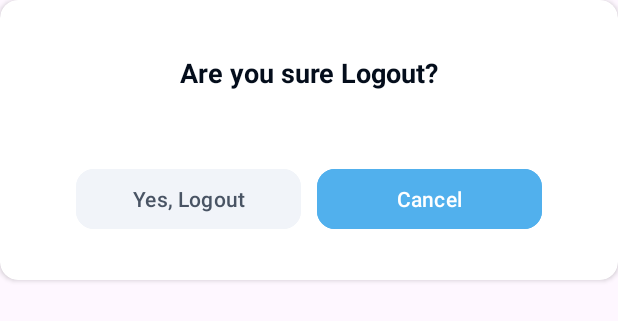
After one commit to mehedii-hassan/Petpat, an Android app: the layout fragment_exit_dialog.xml on its own in the app's theme, with its tools: preview values and no code run, on a phone screen of 412 x 824 dp. The commit adds this screen. Shown: the top 321 px of the screen. Run offline under Robolectric (Android 15) with nearby library versions, the phone set to English and light mode, and no system bars.

Commit message:
exit dialog done

```diff
--- /dev/null
+++ b/app/src/main/res/layout/fragment_exit_dialog.xml
@@ -0,0 +1,76 @@
+<?xml version="1.0" encoding="utf-8"?>
+<layout xmlns:android="http://schemas.android.com/apk/res/android"
+    xmlns:app="http://schemas.android.com/apk/res-auto"
+    xmlns:tools="http://schemas.android.com/tools">
+
+    <data>
+
+    </data>
+
+    <androidx.cardview.widget.CardView
+        android:layout_width="match_parent"
+        android:layout_height="wrap_content"
+        app:cardCornerRadius="12dp"
+        tools:context=".ui.fragments.dialogfragments.ExitDialogFragment">
+
+        <androidx.constraintlayout.widget.ConstraintLayout
+            android:layout_width="match_parent"
+            android:layout_height="wrap_content"
+            android:paddingBottom="30dp">
+
+            <androidx.constraintlayout.widget.Guideline
+                android:id="@+id/glMiddle"
+                android:layout_width="wrap_content"
+                android:layout_height="wrap_content"
+                android:orientation="vertical"
+                app:layout_constraintGuide_percent=".5" />
+
+            <TextView
+                android:id="@+id/tvAreYouLogout"
+                android:layout_width="wrap_content"
+                android:layout_height="wrap_content"
+                android:layout_marginTop="30dp"
+                android:padding="6dp"
+                android:text="@string/are_you_sure_logout"
+                android:textColor="#040D1B"
+                android:textSize="18sp"
+                android:textStyle="bold"
+                app:layout_constraintEnd_toEndOf="parent"
+                app:layout_constraintStart_toStartOf="parent"
+                app:layout_constraintTop_toTopOf="parent" />
+
+
+            <com.google.android.material.button.MaterialButton
+                android:id="@+id/btnLogout"
+                android:layout_width="150dp"
+                android:layout_height="wrap_content"
+                android:layout_marginTop="42dp"
+                android:layout_marginEnd="5dp"
+                android:backgroundTint="#F1F4F9"
+                android:padding="5dp"
+                android:text="@string/yes_logout"
+                android:textColor="#495464"
+                android:textSize="14sp"
+                app:cornerRadius="12dp"
+                app:layout_constraintEnd_toStartOf="@+id/glMiddle"
+                app:layout_constraintTop_toBottomOf="@+id/tvAreYouLogout" />
+
+            <com.google.android.material.button.MaterialButton
+                android:id="@+id/btnCancel"
+                android:layout_width="150dp"
+                android:layout_height="wrap_content"
+                android:layout_marginStart="5dp"
+                android:backgroundTint="#51B0ED"
+                android:padding="5dp"
+                android:text="@string/cancel"
+                android:textColor="@color/white"
+                android:textSize="14sp"
+                app:cornerRadius="12dp"
+                app:layout_constraintStart_toEndOf="@id/glMiddle"
+                app:layout_constraintTop_toBottomOf="@+id/tvAreYouLogout"
+                app:layout_constraintTop_toTopOf="@+id/btnLogout" />
+
+        </androidx.constraintlayout.widget.ConstraintLayout>
+
+    </androidx.cardview.widget.CardView>
+</layout>
--- a/app/src/main/res/values/strings.xml
+++ b/app/src/main/res/values/strings.xml
@@ -45,5 +45,8 @@
     <string name="vat">VAT</string>
     <string name="total">Total</string>
     <string name="checkout">Checkout</string>
+    <string name="are_you_sure_logout">Are you sure Logout?</string>
+    <string name="cancel">Cancel</string>
+    <string name="yes_logout">Yes, Logout</string>
 
 </resources>
--- a/app/src/main/res/values/themes.xml
+++ b/app/src/main/res/values/themes.xml
@@ -15,4 +15,9 @@
         <item name="cornerFamily">rounded</item>
     </style>
 
+    <style name="Custom_exit_dialog_background" parent="">
+        <item name="cornerFamily">rounded</item>
+        <item name="android:radius">12dp</item>
+    </style>
+
 </resources>
```
Also changed, not shown: app/src/main/java/com/example/petpatandroidappdemo/ui/fragments/BranchDetailsFragment.kt (+9 -0 lines), app/src/main/java/com/example/petpatandroidappdemo/ui/fragments/dialogfragments/ExitDialogFragment.kt (added, +49 -0 lines), app/src/main/res/drawable/custom_exit_dialog_background.xml (added, +7 -0 lines).
